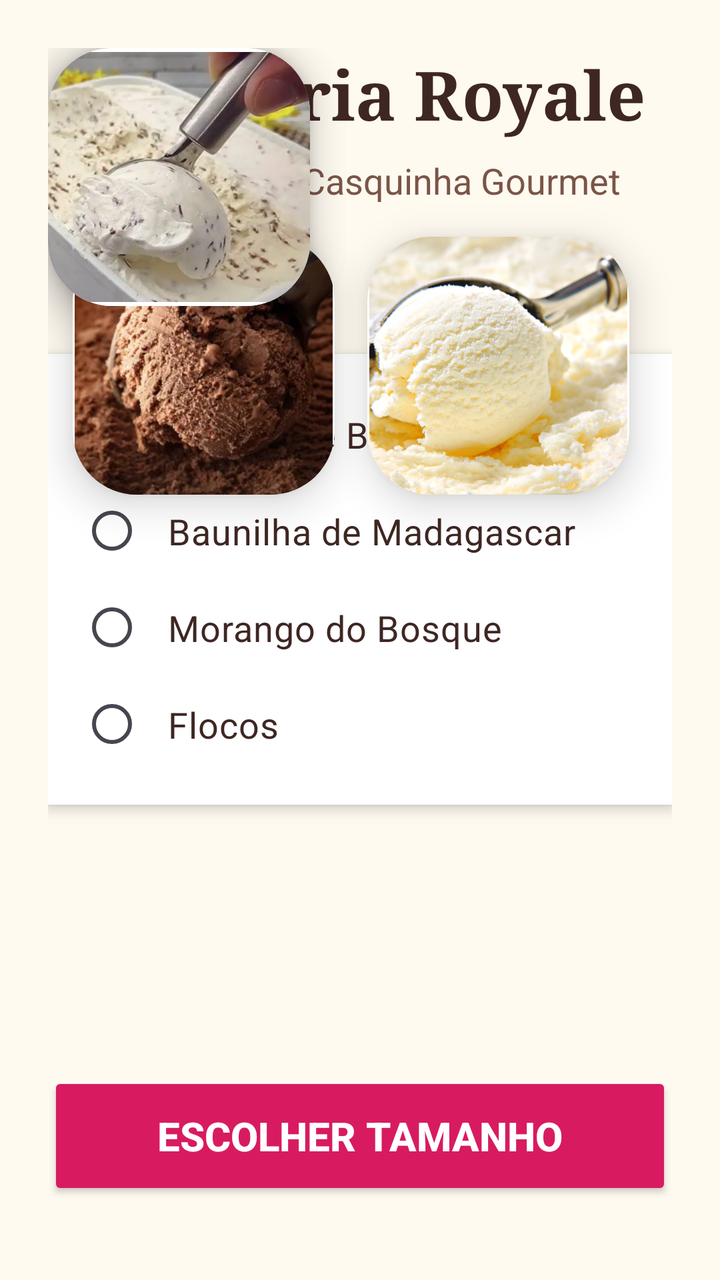
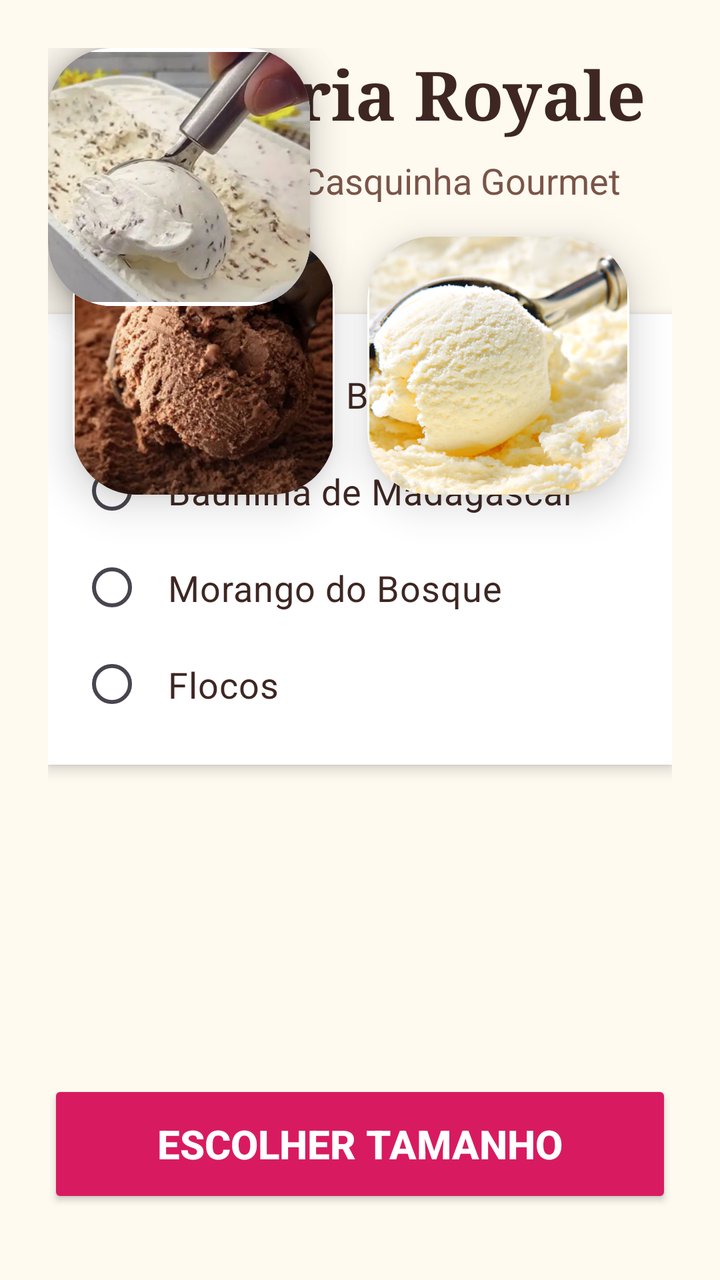

Before-and-after screenshots of an Android layout around one commit, followed by the original layout XML and the change that was made.
<!-- AndroidManifest.xml: application theme Theme.MyApplication -->
<!-- res/layout/fragment_first.xml -->
<?xml version="1.0" encoding="utf-8"?>
<androidx.constraintlayout.widget.ConstraintLayout xmlns:android="http://schemas.android.com/apk/res/android"
    xmlns:app="http://schemas.android.com/apk/res-auto"
    xmlns:tools="http://schemas.android.com/tools"
    android:layout_width="match_parent"
    android:layout_height="match_parent"
    android:background="#FFFAF0"
    android:padding="24dp"
    tools:context=".FirstFragment">

    <androidx.cardview.widget.CardView
        android:id="@+id/card_ice_cream_image"
        android:layout_width="131dp"
        android:layout_height="129dp"
        android:layout_marginTop="16dp"
        app:cardCornerRadius="32dp"
        app:cardElevation="12dp"
        app:layout_constraintEnd_toEndOf="parent"
        app:layout_constraintHorizontal_bias="0.068"
        app:layout_constraintStart_toStartOf="parent"
        app:layout_constraintTop_toBottomOf="@id/tv_step_1" >

        <ImageView
            android:id="@+id/imageView2"
            android:layout_width="wrap_content"
            android:layout_height="wrap_content"
            android:src="@drawable/_0_chocolate_belga_po_preparado_1_010kg_271_3_e294729334c0ef5c63acf4d724ca3dda" />
    </androidx.cardview.widget.CardView>

    <TextView
        android:id="@+id/tv_brand_name"
        android:layout_width="wrap_content"
        android:layout_height="wrap_content"
        android:fontFamily="serif"
        android:text="Gelateria Royale"
        android:textColor="#3E2723"
        android:textSize="34sp"
        android:textStyle="bold"
        app:layout_constraintEnd_toEndOf="parent"
        app:layout_constraintStart_toStartOf="parent"
        app:layout_constraintTop_toTopOf="parent" />

    <TextView
        android:id="@+id/tv_step_1"
        android:layout_width="wrap_content"
        android:layout_height="wrap_content"
        android:layout_marginTop="8dp"
        android:text="Escolha sua Casquinha Gourmet"
        android:textColor="#795548"
        android:textSize="18sp"
        app:layout_constraintEnd_toEndOf="parent"
        app:layout_constraintStart_toStartOf="parent"
        app:layout_constraintTop_toBottomOf="@id/tv_brand_name" />

    <androidx.cardview.widget.CardView
        android:id="@+id/card_ice_cream_image"
        android:layout_width="131dp"
        android:layout_height="129dp"
        android:layout_marginTop="16dp"
        app:cardCornerRadius="32dp"
        app:cardElevation="12dp"
        app:layout_constraintEnd_toEndOf="parent"
        app:layout_constraintHorizontal_bias="0.883"
        app:layout_constraintStart_toStartOf="parent"
        app:layout_constraintTop_toBottomOf="@id/tv_step_1">

        <ImageView
            android:id="@+id/imageView3"
            android:layout_width="wrap_content"
            android:layout_height="wrap_content"
            android:src="@drawable/captura_de_tela_2026_05_27_095923" />
    </androidx.cardview.widget.CardView>

    <RadioGroup
        android:id="@+id/rg_flavors"
        android:layout_width="0dp"
        android:layout_height="wrap_content"
        android:layout_marginTop="24dp"
        android:background="@android:color/white"
        android:elevation="4dp"
        android:padding="16dp"
        app:layout_constraintEnd_toEndOf="parent"
        app:layout_constraintStart_toStartOf="parent"
        app:layout_constraintTop_toBottomOf="@id/card_ice_cream_image">

        <RadioButton
            android:id="@+id/rb_flavor_chocolate"
            android:layout_width="match_parent"
            android:layout_height="wrap_content"
            android:padding="12dp"
            android:text="Chocolate Belga Intenso"
            android:textColor="#3E2723"
            android:textSize="18sp" />

        <RadioButton
            android:id="@+id/rb_flavor_vanilla"
            android:layout_width="match_parent"
            android:layout_height="wrap_content"
            android:padding="12dp"
            android:text="Baunilha de Madagascar"
            android:textColor="#3E2723"
            android:textSize="18sp" />

        <RadioButton
            android:id="@+id/rb_flavor_strawberry"
            android:layout_width="match_parent"
            android:layout_height="wrap_content"
            android:padding="12dp"
            android:text="Morango do Bosque"
            android:textColor="#3E2723"
            android:textSize="18sp" />

        <RadioButton
            android:id="@+id/rb_flavor_strawberry"
            android:layout_width="match_parent"
            android:layout_height="wrap_content"
            android:padding="12dp"
            android:text="Flocos"
            android:textColor="#3E2723"
            android:textSize="18sp" />

    </RadioGroup>

    <Button
        android:id="@+id/button_first"
        android:layout_width="0dp"
        android:layout_height="64dp"
        android:backgroundTint="#D81B60"
        android:text="Escolher Tamanho"
        android:textColor="@android:color/white"
        android:textSize="20sp"
        android:textStyle="bold"
        app:cornerRadius="32dp"
        app:layout_constraintBottom_toBottomOf="parent"
        app:layout_constraintEnd_toEndOf="parent"
        app:layout_constraintStart_toStartOf="parent"
        android:layout_marginBottom="16dp"/>

    <androidx.cardview.widget.CardView
        android:id="@+id/card_ice_cream_image"
        android:layout_width="131dp"
        android:layout_height="129dp"
        app:cardCornerRadius="32dp"
        app:cardElevation="12dp"
        tools:layout_editor_absoluteX="16dp"
        tools:layout_editor_absoluteY="247dp" >

        <ImageView
            android:id="@+id/imageView4"
            android:layout_width="wrap_content"
            android:layout_height="wrap_content"
            android:src="@drawable/captura_de_tela_2026_05_27_100844" />
    </androidx.cardview.widget.CardView>

    <androidx.cardview.widget.CardView
        android:id="@+id/card_ice_cream_image"
        android:layout_width="131dp"
        android:layout_height="129dp"
        app:cardCornerRadius="32dp"
        app:cardElevation="12dp"
        tools:layout_editor_absoluteX="205dp"
        tools:layout_editor_absoluteY="247dp" >

        <ImageView
            android:id="@+id/imageView5"
            android:layout_width="wrap_content"
            android:layout_height="wrap_content"
            android:src="@drawable/captura_de_tela_2026_05_27_102900" />
    </androidx.cardview.widget.CardView>

</androidx.constraintlayout.widget.ConstraintLayout>
<!-- resources referenced by this layout -->
<resources>
  <!-- drawable _0_chocolate_belga_po_preparado_1_010kg_271_3_e294729334c0ef5c63acf4d724ca3dda: webp bitmap (drawable, 20564 bytes) -->
  <!-- drawable captura_de_tela_2026_05_27_095923: png bitmap (drawable, 524113 bytes) -->
  <!-- drawable captura_de_tela_2026_05_27_100844: png bitmap (drawable, 337061 bytes) -->
  <!-- drawable captura_de_tela_2026_05_27_102900: png bitmap (drawable, 295971 bytes) -->
  <style name="Theme.MyApplication" parent="Base.Theme.MyApplication" />
  <style name="Base.Theme.MyApplication" parent="Theme.Material3.DayNight.NoActionBar">
          
          
      </style>
</resources>

<!-- the commit's change to res/layout/fragment_first.xml (unified diff, before → after) -->
@@ -75,11 +75,12 @@
         android:id="@+id/rg_flavors"
         android:layout_width="0dp"
         android:layout_height="wrap_content"
-        android:layout_marginTop="24dp"
+        android:layout_marginTop="4dp"
         android:background="@android:color/white"
         android:elevation="4dp"
         android:padding="16dp"
         app:layout_constraintEnd_toEndOf="parent"
+        app:layout_constraintHorizontal_bias="0.0"
         app:layout_constraintStart_toStartOf="parent"
         app:layout_constraintTop_toBottomOf="@id/card_ice_cream_image">
 
@@ -125,6 +126,7 @@
         android:id="@+id/button_first"
         android:layout_width="0dp"
         android:layout_height="64dp"
+        android:layout_marginBottom="12dp"
         android:backgroundTint="#D81B60"
         android:text="Escolher Tamanho"
         android:textColor="@android:color/white"
@@ -133,8 +135,8 @@
         app:cornerRadius="32dp"
         app:layout_constraintBottom_toBottomOf="parent"
         app:layout_constraintEnd_toEndOf="parent"
-        app:layout_constraintStart_toStartOf="parent"
-        android:layout_marginBottom="16dp"/>
+        app:layout_constraintHorizontal_bias="1.0"
+        app:layout_constraintStart_toStartOf="parent" />
 
     <androidx.cardview.widget.CardView
         android:id="@+id/card_ice_cream_image"
